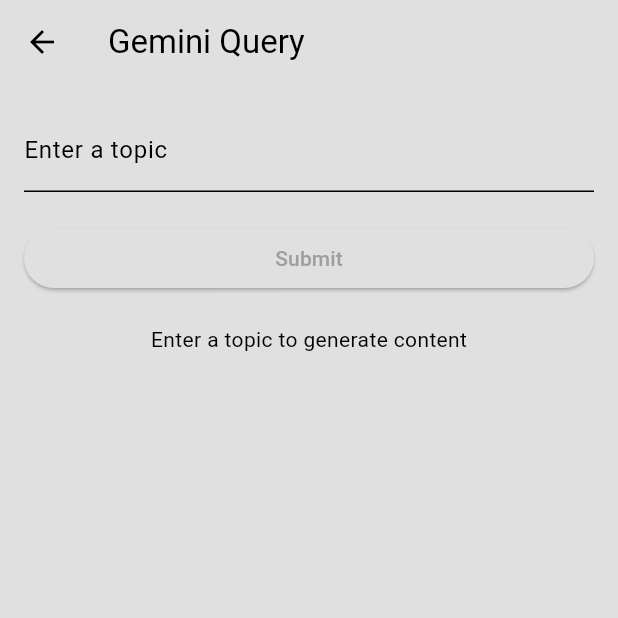
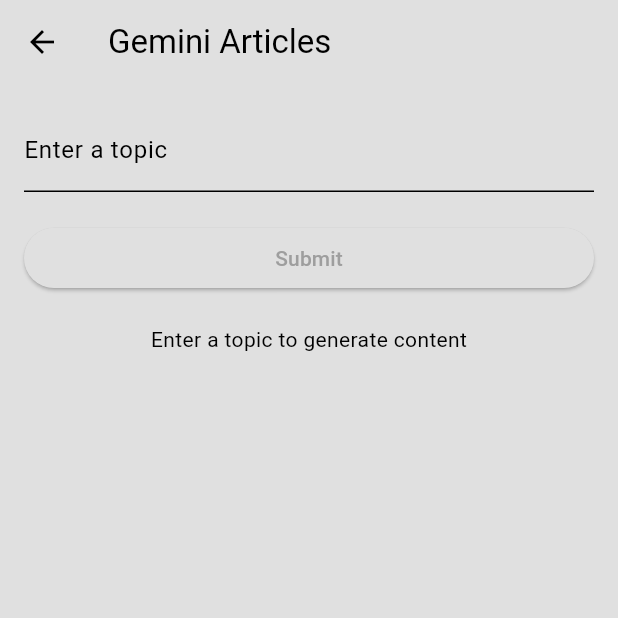
Before and after one commit to rkareem2/Clean-Cycle_flutter-app, a Flutter app: the GeminiArticle screen opened directly, on a phone screen of 412 x 824 dp, the top half of it. Run offline on Flutter 3.47's test engine with Material 3 defaults, Android fonts, the phone set to English and light mode, and no system bars; our stand-ins replace cloud_firestore, firebase_auth, firebase_core, flutter_markdown, get, google_generative_ai and 2 more; accounts and stored records are empty.

Commit message:
Update article.dart

```diff
--- a/clean_cycle/lib/pages/gemini_pages/learning_center_pages/article.dart
+++ b/clean_cycle/lib/pages/gemini_pages/learning_center_pages/article.dart
@@ -26,7 +26,7 @@
   Widget build(BuildContext context) {
     return Scaffold(
       appBar: AppBar(
-        title: const Text('Gemini Query'),
+        title: const Text('Gemini Articles'),
       ),
       body: Padding(
         padding: const EdgeInsets.all(16.0),
```
